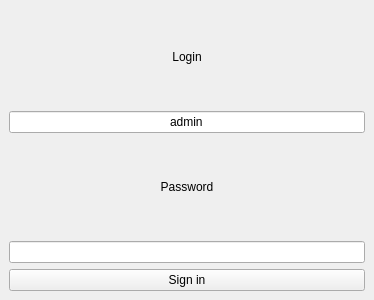
Old version of the form src/mainwindow.ui in the repository Qweyke/InfSec_PasswordGuiClient.
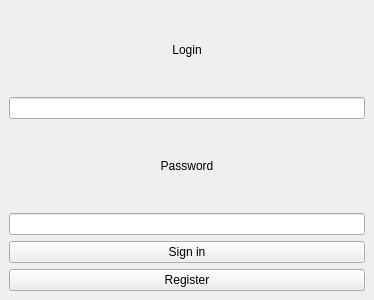
New version of the form.

Diff of the .ui file:
```diff
--- a/src/mainwindow.ui
+++ b/src/mainwindow.ui
@@ -28,7 +28,7 @@
     <item>
      <widget class="QLineEdit" name="loginLineEdit">
       <property name="text">
-       <string>admin</string>
+       <string/>
       </property>
       <property name="alignment">
        <set>Qt::AlignmentFlag::AlignCenter</set>
@@ -68,6 +68,13 @@
       </property>
      </widget>
     </item>
+    <item>
+     <widget class="QPushButton" name="registerButton">
+      <property name="text">
+       <string>Register</string>
+      </property>
+     </widget>
+    </item>
    </layout>
   </widget>
  </widget>
```
Left out of the diff: 2 changed lines with no effect on the pictures.
